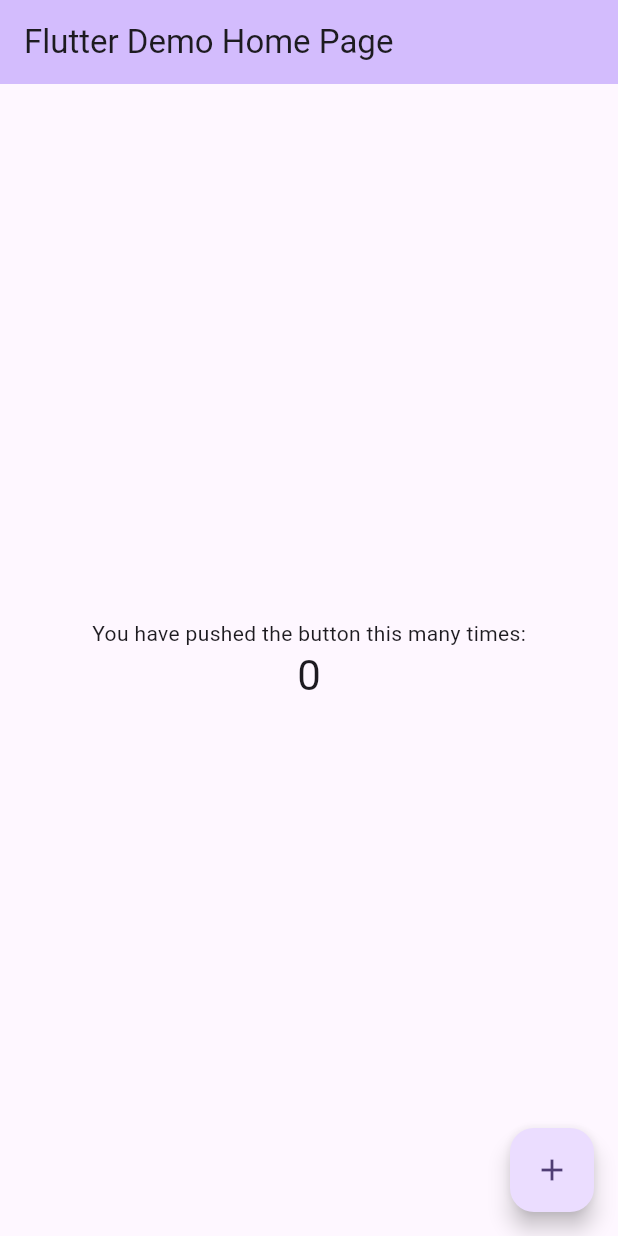
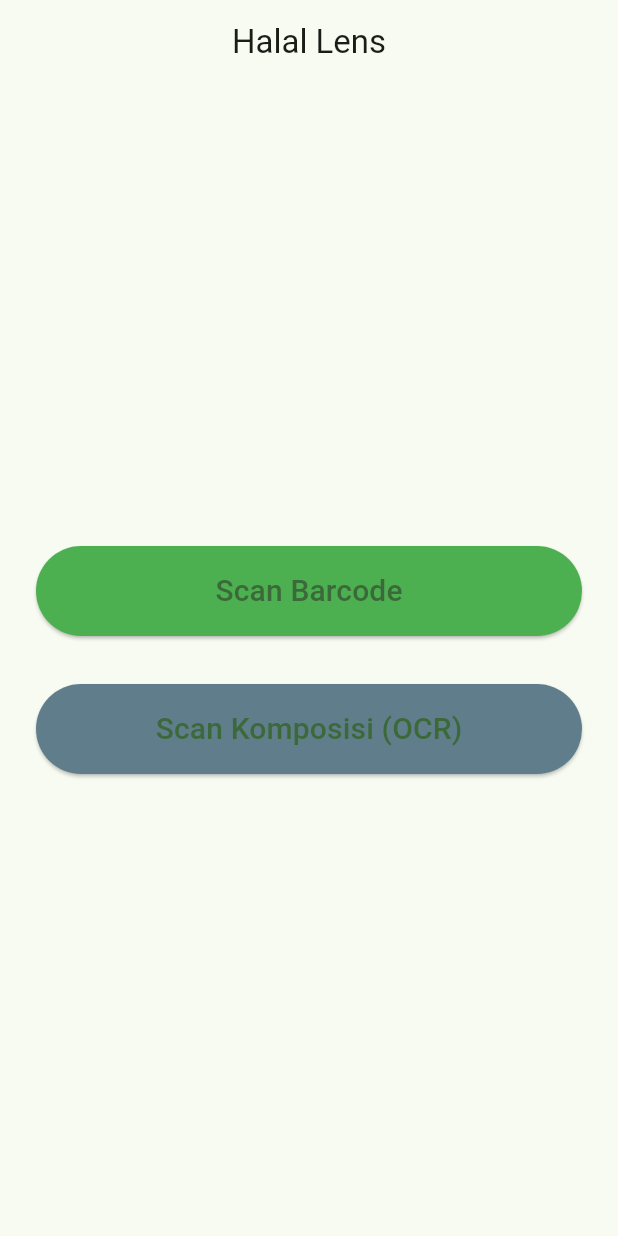
Before and after one commit to akiraraihaan/Halal_Lens, a Flutter app: the screen it shows after launch, on a phone screen of 412 x 824 dp. Run offline on Flutter 3.47's test engine with Material 3 defaults, Android fonts, the phone set to English and light mode, and no system bars; our stand-ins replace camera, cloud_firestore, firebase_core, permission_handler; missing offline and left inert: barcode_scan2, google_mlkit_text_recognition; accounts and stored records are empty.

Commit message:
Implement core features for Halal Lens app: add Firebase initialization, barcode scanning, OCR functionality, and models for Halal and Haram products.

```diff
--- a/lib/main.dart
+++ b/lib/main.dart
@@ -1,6 +1,11 @@
 import 'package:flutter/material.dart';
+import 'package:firebase_core/firebase_core.dart';
+import 'screens/home_screen.dart';
+// import 'firebase_options.dart'; // Uncomment if using generated firebase_options
 
-void main() {
+void main() async {
+  WidgetsFlutterBinding.ensureInitialized();
+  await Firebase.initializeApp(); // Add options: DefaultFirebaseOptions.currentPlatform jika pakai firebase_options.dart
   runApp(const MyApp());
 }
 
@@ -11,7 +16,7 @@ class MyApp extends StatelessWidget {
   @override
   Widget build(BuildContext context) {
     return MaterialApp(
-      title: 'Flutter Demo',
+      title: 'Halal Lens',
       theme: ThemeData(
         // This is the theme of your application.
         //
@@ -28,95 +33,10 @@ class MyApp extends StatelessWidget {
         //
         // This works for code too, not just values: Most code changes can be
         // tested with just a hot reload.
-        colorScheme: ColorScheme.fromSeed(seedColor: Colors.deepPurple),
+        colorScheme: ColorScheme.fromSeed(seedColor: Colors.green),
       ),
-      home: const MyHomePage(title: 'Flutter Demo Home Page'),
+      home: const HomeScreen(),
+      debugShowCheckedModeBanner: false,
     );
   }
 }
-
-class MyHomePage extends StatefulWidget {
-  const MyHomePage({super.key, required this.title});
-
-  // This widget is the home page of your application. It is stateful, meaning
-  // that it has a State object (defined below) that contains fields that affect
-  // how it looks.
-
-  // This class is the configuration for the state. It holds the values (in this
-  // case the title) provided by the parent (in this case the App widget) and
-  // used by the build method of the State. Fields in a Widget subclass are
-  // always marked "final".
-
-  final String title;
-
-  @override
-  State<MyHomePage> createState() => _MyHomePageState();
-}
-
-class _MyHomePageState extends State<MyHomePage> {
-  int _counter = 0;
-
-  void _incrementCounter() {
-    setState(() {
-      // This call to setState tells the Flutter framework that something has
-      // changed in this State, which causes it to rerun the build method below
-      // so that the display can reflect the updated values. If we changed
-      // _counter without calling setState(), then the build method would not be
-      // called again, and so nothing would appear to happen.
-      _counter++;
-    });
-  }
-
-  @override
-  Widget build(BuildContext context) {
-    // This method is rerun every time setState is called, for instance as done
-    // by the _incrementCounter method above.
-    //
-    // The Flutter framework has been optimized to make rerunning build methods
-    // fast, so that you can just rebuild anything that needs updating rather
-    // than having to individually change instances of widgets.
-    return Scaffold(
-      appBar: AppBar(
-        // TRY THIS: Try changing the color here to a specific color (to
-        // Colors.amber, perhaps?) and trigger a hot reload to see the AppBar
-        // change color while the other colors stay the same.
-        backgroundColor: Theme.of(context).colorScheme.inversePrimary,
-        // Here we take the value from the MyHomePage object that was created by
-        // the App.build method, and use it to set our appbar title.
-        title: Text(widget.title),
-      ),
-      body: Center(
-        // Center is a layout widget. It takes a single child and positions it
-        // in the middle of the parent.
-        child: Column(
-          // Column is also a layout widget. It takes a list of children and
-          // arranges them vertically. By default, it sizes itself to fit its
-          // children horizontally, and tries to be as tall as its parent.
-          //
-          // Column has various properties to control how it sizes itself and
-          // how it positions its children. Here we use mainAxisAlignment to
-          // center the children vertically; the main axis here is the vertical
-          // axis because Columns are vertical (the cross axis would be
-          // horizontal).
-          //
-          // TRY THIS: Invoke "debug painting" (choose the "Toggle Debug Paint"
-          // action in the IDE, or press "p" in the console), to see the
-          // wireframe for each widget.
-          mainAxisAlignment: MainAxisAlignment.center,
-          children: <Widget>[
-            const Text('You have pushed the button this many times:'),
-            Text(
-              '$_counter',
-              style: Theme.of(context).textTheme.headlineMedium,
-            ),
-          ],
-        ),
-      ),
-      floatingActionButton: FloatingActionButton(
-        onPressed: _incrementCounter,
-        tooltip: 'Increment',
-        child: const Icon(Icons.add),
-      ), // This trailing comma makes auto-formatting nicer for build methods.
-    );
-  }
-}
--- /dev/null
+++ b/lib/screens/home_screen.dart
@@ -0,0 +1,54 @@
+import 'package:flutter/material.dart';
+import 'scan_barcode_screen.dart';
+import 'scan_ocr_screen.dart';
+
+class HomeScreen extends StatelessWidget {
+  const HomeScreen({Key? key}) : super(key: key);
+
+  @override
+  Widget build(BuildContext context) {
+    return Scaffold(
+      appBar: AppBar(
+        title: const Text('Halal Lens'),
+        centerTitle: true,
+      ),
+      body: Center(
+        child: Padding(
+          padding: const EdgeInsets.all(24.0),
+          child: Column(
+            mainAxisAlignment: MainAxisAlignment.center,
+            children: [
+              ElevatedButton(
+                onPressed: () {
+                  Navigator.push(
+                    context,
+                    MaterialPageRoute(builder: (context) => const ScanBarcodeScreen()),
+                  );
+                },
+                style: ElevatedButton.styleFrom(
+                  minimumSize: const Size(double.infinity, 60),
+                  backgroundColor: Colors.green,
+                ),
+                child: const Text('Scan Barcode', style: TextStyle(fontSize: 20)),
+              ),
+              const SizedBox(height: 32),
+              ElevatedButton(
+                onPressed: () {
+                  Navigator.push(
+                    context,
+                    MaterialPageRoute(builder: (context) => const ScanOCRScreen()),
+                  );
+                },
+                style: ElevatedButton.styleFrom(
+                  minimumSize: const Size(double.infinity, 60),
+                  backgroundColor: Colors.blueGrey,
+                ),
+                child: const Text('Scan Komposisi (OCR)', style: TextStyle(fontSize: 20)),
+              ),
+            ],
+          ),
+        ),
+      ),
+    );
+  }
+}
```
Also changed, not shown: lib/models/halal_product.dart (added, +71 -0 lines), lib/models/haram_composition.dart (added, +40 -0 lines), lib/screens/scan_barcode_screen.dart (added, +121 -0 lines), lib/screens/scan_ocr_screen.dart (added, +162 -0 lines), lib/services/firebase_service.dart (added, +64 -0 lines), pubspec.yaml (+13 -0 lines), pubspec.lock, 3 other files.
